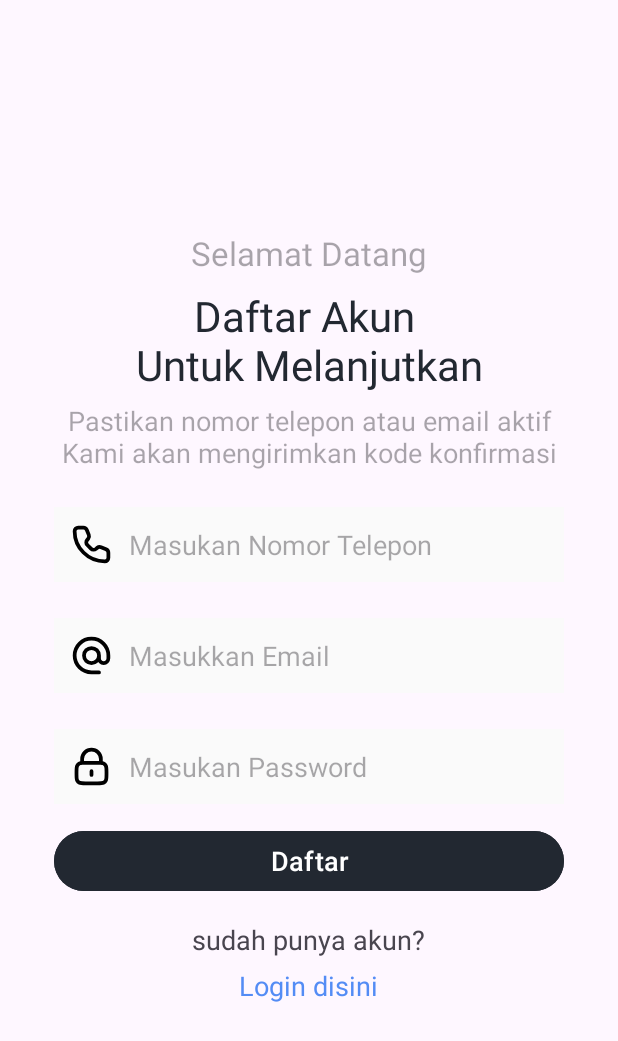
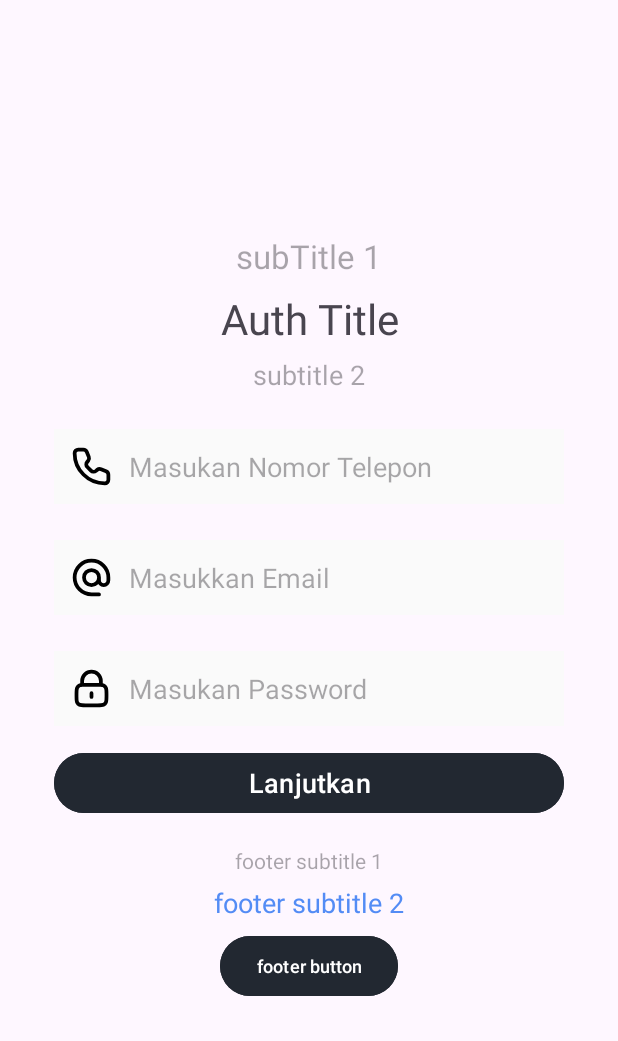
Before and after one commit to neddy1298/RutBis, an Android app: the RegisterActivity screen opened directly, with no data from a screen before it, on a phone screen of 412 x 824 dp. Shown: the top 1041 px of the screen. Run offline under Robolectric (Android 15) with nearby library versions, the phone set to English and light mode, and no system bars.

Commit message:
restructure auth

```diff
--- a/app/src/main/res/layout/activity_register.xml
+++ b/app/src/main/res/layout/activity_register.xml
@@ -8,31 +8,7 @@
     android:orientation="vertical"
     tools:context=".ui.auth.register.RegisterActivity.">
 
-    <TextView
-        android:layout_width="match_parent"
-        android:layout_height="wrap_content"
-        android:gravity="center"
-        android:hint="@string/greeting"
-        android:textSize="22sp"
-        android:textColor="@color/black" />
-
-    <TextView
-        android:layout_width="match_parent"
-        android:layout_height="wrap_content"
-        android:layout_marginTop="8dp"
-        android:gravity="center"
-        android:text="@string/register_to_continue"
-        android:textSize="28sp"
-        android:textColor="@color/black" />
-
-    <TextView
-        android:layout_width="match_parent"
-        android:layout_height="wrap_content"
-        android:layout_marginTop="6dp"
-        android:gravity="center"
-        android:hint="@string/register_description"
-        android:textSize="18sp"
-        android:textColor="@color/black" />
+    <include layout="@layout/auth_header" />
 
     <EditText
         android:layout_width="match_parent"
@@ -73,30 +49,6 @@
         android:textSize="18sp"
         android:autofillHints="password" />
 
-    <Button
-        android:id="@+id/btnPhoneLogin"
-        android:layout_width="match_parent"
-        android:layout_height="wrap_content"
-        android:layout_marginTop="14dp"
-        android:backgroundTint="@color/black"
-        android:textColor="@color/white"
-        android:text="@string/register_text"
-        android:textSize="18sp" />
-        <TextView
-            android:layout_width="wrap_content"
-            android:layout_height="wrap_content"
-            android:layout_marginTop="16dp"
-            android:gravity="center"
-            android:text="@string/have_account"
-            android:textSize="18sp"/>
-
-        <TextView
-            android:layout_width="wrap_content"
-            android:layout_height="wrap_content"
-            android:layout_marginTop="6dp"
-            android:gravity="center"
-            android:text="@string/login_here"
-            android:textSize="18sp"
-            android:textColor="@color/blue3" />
+    <include layout="@layout/auth_footer" />
 
 </LinearLayout>
--- /dev/null
+++ b/app/src/main/res/layout/auth_footer.xml
@@ -0,0 +1,53 @@
+<?xml version="1.0" encoding="utf-8"?>
+<merge xmlns:android="http://schemas.android.com/apk/res/android"
+    android:layout_width="match_parent"
+    android:layout_height="match_parent">
+
+    <LinearLayout
+        android:layout_width="match_parent"
+        android:layout_height="wrap_content"
+        android:gravity="center"
+        android:orientation="vertical">
+
+        <Button
+            android:id="@+id/authButton"
+            android:layout_width="match_parent"
+            android:layout_height="wrap_content"
+            android:layout_marginTop="14dp"
+            android:backgroundTint="@color/black"
+            android:textColor="@color/white"
+            android:text="@string/auth_button"
+            android:textSize="18sp" />
+
+        <TextView
+            android:layout_width="wrap_content"
+            android:layout_height="wrap_content"
+            android:layout_marginTop="18dp"
+            android:gravity="center"
+            android:hint="@string/footer_text_1"
+            android:textSize="14sp"
+            android:textColor="@color/black" />
+
+        <TextView
+            android:layout_width="wrap_content"
+            android:layout_height="wrap_content"
+            android:layout_marginTop="6dp"
+            android:gravity="center"
+            android:text="@string/footer_text_2"
+            android:textSize="18sp"
+            android:textColor="@color/blue3" />
+
+        <Button
+            android:id="@+id/btnResendCode"
+            android:layout_width="wrap_content"
+            android:layout_height="wrap_content"
+            android:backgroundTint="@color/black"
+            android:layout_marginTop="6dp"
+            android:textColor="@color/white"
+            android:text="@string/auth_subButton"
+            android:textSize="12sp" />
+
+
+    </LinearLayout>
+
+</merge>
--- /dev/null
+++ b/app/src/main/res/layout/auth_header.xml
@@ -0,0 +1,36 @@
+<?xml version="1.0" encoding="utf-8"?>
+<merge xmlns:android="http://schemas.android.com/apk/res/android"
+    android:layout_width="wrap_content"
+    android:layout_height="wrap_content">
+
+    <LinearLayout
+        android:layout_width="match_parent"
+        android:layout_height="wrap_content"
+        android:orientation="vertical">
+
+        <TextView
+            android:layout_width="match_parent"
+            android:layout_height="wrap_content"
+            android:gravity="center"
+            android:hint="@string/auth_subtitle_1"
+            android:textSize="22sp" />
+
+        <TextView
+            android:layout_width="match_parent"
+            android:layout_height="wrap_content"
+            android:layout_marginTop="8dp"
+            android:gravity="center"
+            android:text="@string/auth_title"
+            android:textSize="28sp" />
+
+        <TextView
+            android:layout_width="match_parent"
+            android:layout_height="wrap_content"
+            android:layout_marginTop="6dp"
+            android:gravity="center"
+            android:hint="@string/auth_subtitle_2"
+            android:textSize="18sp"
+            android:textColor="@color/black" />
+
+    </LinearLayout>
+</merge>
--- a/app/src/main/res/values/strings.xml
+++ b/app/src/main/res/values/strings.xml
@@ -1,6 +1,12 @@
 <resources>
     <string name="appName">RutBis</string>
     <string name="backButton">Kembali</string>
+
+    <string name="greeting">Selamat Datang</string>
+
+    <!--  SplashScreen  -->
+    <string name="by_neddy_ap">By: Neddy AP</string>
+
 
     <!-- Header -->
     <string name="header_title">Header Title</string>
@@ -8,24 +14,46 @@
     <string name="header_bus">Cari\nBis kamu</string>
     <string name="header_terminal">Cari\nTerminal Bis</string>
 
-    <!-- Home Page -->
+    <!--  Auth  -->
+    <string name="auth_subtitle_1">subTitle 1</string>
+    <string name="auth_title">Auth Title</string>
+    <string name="auth_subtitle_2">subtitle 2</string>
+    <string name="input_email_no_handphone">Masukkan Email / No Handphone</string>
+    <string name="input_phone_text">Masukan Nomor Telepon</string>
+    <string name="input_email_text">Masukkan Email</string>
+    <string name="input_password_text">Masukan Password</string>
+    <string name="auth_button">Lanjutkan</string>
+    <string name="footer_text_1">footer subtitle 1</string>
+    <string name="auth_subButton">footer button</string>
+    <string name="footer_text_2">footer subtitle 2</string>
+    <string name="auth_verification_timer">Kode akan kadaluarsa dalam 01:00</string>
+
+    <!-- Home Frame -->
     <string name="user_location">Jl. Jend. Sudirman No. 1, Jakarta</string>
     <string name="search_text">Mau kemana?</string>
     <string name="lokasi_saat_ini">Lokasi saat ini</string>
 
-    <!--  Promo Page  -->
+    <!--  Promo Frame  -->
 
-    <!-- Explore Page -->
+    <!-- Explore Frame -->
     <string name="bus_name">Bus Name</string>
+    <string name="bus_start_time">08:00</string>
+    <string name="bus_start">Bus Start</string>
+    <string name="bus_end">Bus End</string>
+    <string name="bus_end_time">10:30</string>
+    <string name="busLicense">B 23214 AC</string>
+    <string name="brandLicense">AG122</string>
+
     <string name="terminal_name">Terminal Name</string>
     <string name="view">Lihat</string>
-    <!-- Favorite Page -->
+    <!-- Favorite Frame -->
 
-    <!-- Settings Page -->
+    <!-- Settings Frame -->
     <string name="app_settings">App Settings</string>
     <string name="about">About</string>
     <string name="user">User</string>
     <string name="support">Customer Support</string>
+    <string name="logout">Logout</string>
 
     <!-- Navbar -->
     <string name="home">Home</string>
@@ -33,27 +61,8 @@
     <string name="explore">Explore</string>
     <string name="favorite">Favorite</string>
     <string name="settings">Settings</string>
-    <string name="logout">Logout</string>
+
+
     <string name="title_activity_maps">MapsActivity</string>
-    <string name="by_neddy_ap">By: Neddy AP</string>
-    <string name="bus_start_time">08:00</string>
-    <string name="bus_start">Bus Start</string>
-    <string name="bus_end">Bus End</string>
-    <string name="bus_end_time">10:30</string>
-    <string name="busLicense">B 23214 AC</string>
-    <string name="brandLicense">AG122</string>
-    <string name="greeting">Selamat Datang</string>
-    <string name="login_text">Login</string>
-    <string name="input_password_text">Masukan Password</string>
-    <string name="dont_have_account_akun">belum punya akun?</string>
-    <string name="register_here">Daftar disini</string>
-    <string name="input_email_no_handphone">Masukkan Email / No Handphone</string>
-    <string name="register_to_continue">Daftar Akun \nUntuk Melanjutkan</string>
-    <string name="register_description">Pastikan nomor telepon atau email aktif\nKami akan mengirimkan kode konfirmasi</string>
-    <string name="input_phone_text">Masukan Nomor Telepon</string>
-    <string name="input_email_text">Masukkan Email</string>
-    <string name="register_text">Daftar</string>
-    <string name="have_account">sudah punya akun?</string>
-    <string name="login_here">Login disini</string>
 
 </resources>
```
Also changed, not shown: app/src/main/res/layout/activity_login.xml (+4 -19 lines), app/src/main/res/layout/activity_verification.xml (added, +92 -0 lines), app/src/main/res/layout/verification.xml (deleted, +0 -144 lines), 2 other files.
